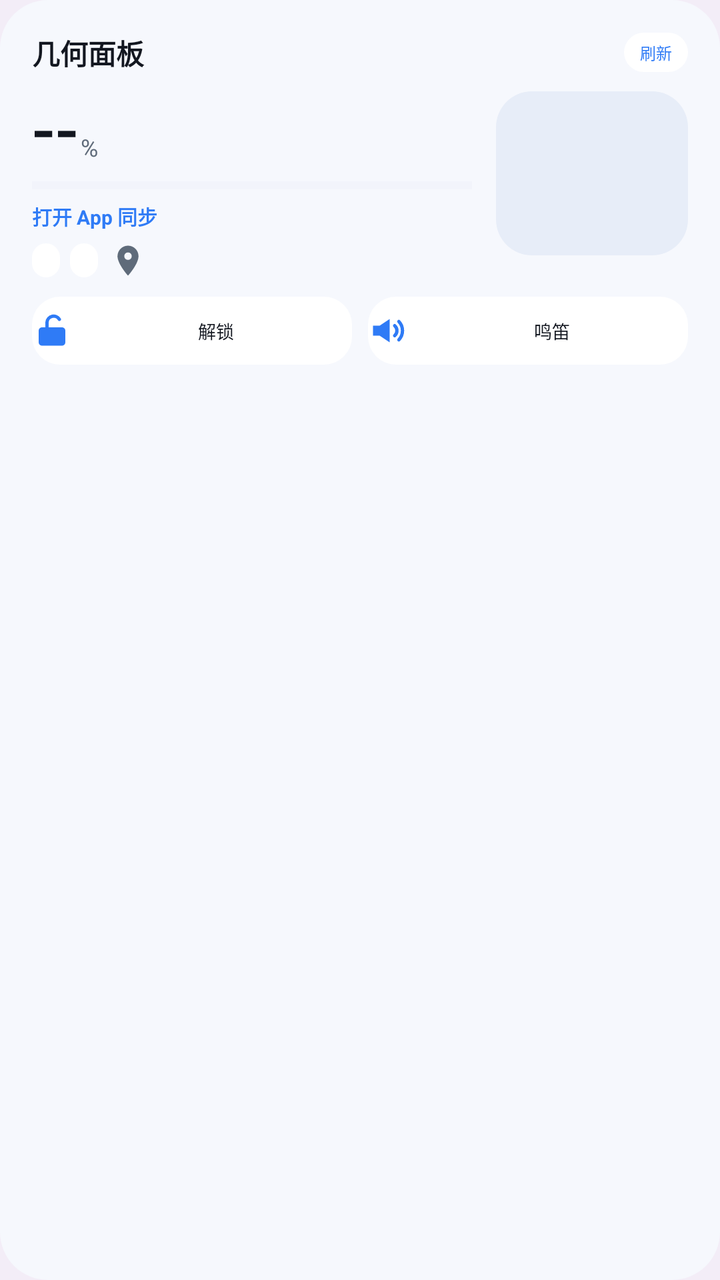
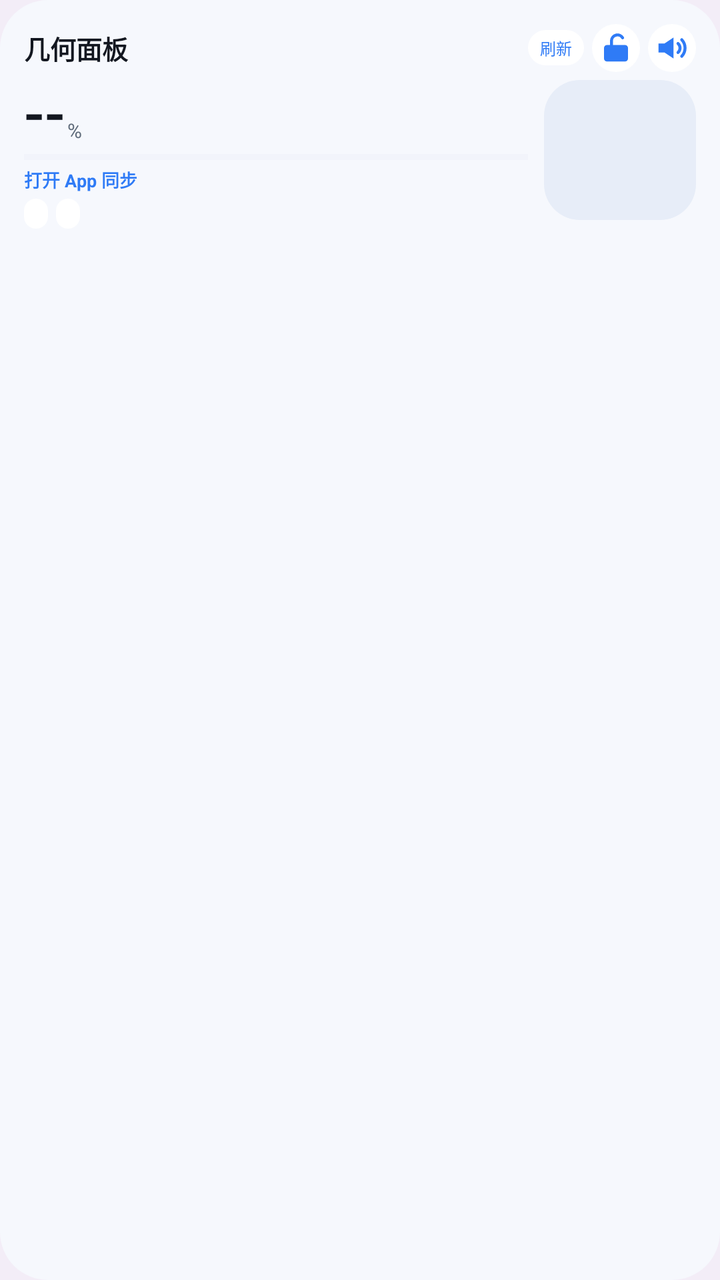

The first picture is an Android layout as it rendered before a commit; the second is the same layout after the commit. The layout source and the unified diff follow.
<!-- AndroidManifest.xml: application theme Theme.ZeehoWebNext -->
<!-- res/layout/widget_4x2.xml -->
<?xml version="1.0" encoding="utf-8"?>
<LinearLayout xmlns:android="http://schemas.android.com/apk/res/android"
    android:id="@+id/w_root"
    android:layout_width="match_parent"
    android:layout_height="match_parent"
    android:orientation="vertical"
    android:padding="16dp"
    android:background="@drawable/widget_card">

    <LinearLayout
        android:layout_width="match_parent"
        android:layout_height="wrap_content"
        android:gravity="center_vertical"
        android:orientation="horizontal">
        <TextView
            android:id="@+id/w_title"
            android:layout_width="0dp"
            android:layout_height="wrap_content"
            android:layout_weight="1"
            android:singleLine="true"
            android:ellipsize="end"
            android:text="@string/widget_title"
            android:textColor="@color/widget_text_primary"
            android:textSize="14sp"
            android:textStyle="bold" />
        <TextView
            android:id="@+id/w_updated"
            android:layout_width="wrap_content"
            android:layout_height="wrap_content"
            android:layout_marginStart="6dp"
            android:singleLine="true"
            android:text=""
            android:textColor="@color/widget_text_secondary"
            android:textSize="8sp" />
        <TextView
            android:id="@+id/w_refresh"
            android:layout_width="wrap_content"
            android:layout_height="wrap_content"
            android:layout_marginStart="6dp"
            android:background="@drawable/widget_btn"
            android:paddingStart="8dp"
            android:paddingEnd="8dp"
            android:paddingTop="4dp"
            android:paddingBottom="4dp"
            android:text="@string/widget_refresh"
            android:textColor="@color/widget_accent"
            android:textSize="8sp" />
    </LinearLayout>

    <LinearLayout
        android:layout_width="match_parent"
        android:layout_height="wrap_content"
        android:layout_marginTop="9dp"
        android:baselineAligned="false"
        android:orientation="horizontal">

        <LinearLayout
            android:layout_width="0dp"
            android:layout_height="wrap_content"
            android:layout_weight="1"
            android:orientation="vertical">

            <LinearLayout
                android:layout_width="match_parent"
                android:layout_height="wrap_content"
                android:baselineAligned="false"
                android:gravity="bottom"
                android:orientation="horizontal">
                <TextView
                    android:id="@+id/w_soc"
                    android:layout_width="wrap_content"
                    android:layout_height="wrap_content"
                    android:fontFamily="sans-serif-medium"
                    android:includeFontPadding="false"
                    android:text="@string/widget_soc_unknown"
                    android:textColor="@color/widget_text_primary"
                    android:textSize="34sp" />
                <TextView
                    android:layout_width="wrap_content"
                    android:layout_height="wrap_content"
                    android:layout_marginStart="1dp"
                    android:layout_marginBottom="4dp"
                    android:text="%"
                    android:textColor="@color/widget_text_secondary"
                    android:textSize="12sp" />
                <TextView
                    android:id="@+id/w_range"
                    android:layout_width="0dp"
                    android:layout_height="wrap_content"
                    android:layout_marginBottom="4dp"
                    android:layout_weight="1"
                    android:gravity="end"
                    android:singleLine="true"
                    android:text=""
                    android:textColor="@color/widget_text_secondary"
                    android:textSize="9sp" />
            </LinearLayout>

            <ProgressBar
                android:id="@+id/w_progress"
                style="?android:attr/progressBarStyleHorizontal"
                android:layout_width="match_parent"
                android:layout_height="4dp"
                android:layout_marginTop="5dp"
                android:progressBackgroundTint="@color/widget_line"
                android:progressTint="@color/widget_accent" />

            <LinearLayout
                android:layout_width="match_parent"
                android:layout_height="wrap_content"
                android:layout_marginTop="6dp"
                android:baselineAligned="false"
                android:gravity="center_vertical"
                android:orientation="horizontal">
                <TextView
                    android:id="@+id/w_charge"
                    android:layout_width="wrap_content"
                    android:layout_height="wrap_content"
                    android:singleLine="true"
                    android:text="@string/widget_no_data"
                    android:textColor="@color/widget_accent"
                    android:textSize="10sp"
                    android:textStyle="bold" />
                <TextView
                    android:id="@+id/w_power"
                    android:layout_width="wrap_content"
                    android:layout_height="wrap_content"
                    android:layout_marginStart="8dp"
                    android:singleLine="true"
                    android:text=""
                    android:textColor="@color/widget_text_primary"
                    android:textSize="10sp"
                    android:textStyle="bold" />
                <TextView
                    android:id="@+id/w_time"
                    android:layout_width="0dp"
                    android:layout_height="wrap_content"
                    android:layout_weight="1"
                    android:gravity="end"
                    android:singleLine="true"
                    android:text=""
                    android:textColor="@color/widget_text_secondary"
                    android:textSize="8sp" />
            </LinearLayout>

            <LinearLayout
                android:layout_width="match_parent"
                android:layout_height="wrap_content"
                android:layout_marginTop="6dp"
                android:gravity="center_vertical"
                android:orientation="horizontal">
                <TextView
                    android:id="@+id/w_lock"
                    android:layout_width="wrap_content"
                    android:layout_height="wrap_content"
                    android:background="@drawable/widget_chip"
                    android:paddingStart="7dp"
                    android:paddingEnd="7dp"
                    android:paddingTop="3dp"
                    android:paddingBottom="3dp"
                    android:singleLine="true"
                    android:text=""
                    android:textColor="@color/widget_text_primary"
                    android:textSize="8sp" />
                <TextView
                    android:id="@+id/w_seat"
                    android:layout_width="wrap_content"
                    android:layout_height="wrap_content"
                    android:layout_marginStart="5dp"
                    android:background="@drawable/widget_chip"
                    android:paddingStart="7dp"
                    android:paddingEnd="7dp"
                    android:paddingTop="3dp"
                    android:paddingBottom="3dp"
                    android:singleLine="true"
                    android:text=""
                    android:textColor="@color/widget_text_primary"
                    android:textSize="8sp" />
<TextView
                    android:id="@+id/w_location"
                    android:layout_width="0dp"
                    android:layout_height="wrap_content"
                    android:layout_marginStart="6dp"
                    android:layout_weight="1"
                    android:drawableStart="@drawable/ic_widget_pin"
                    android:drawablePadding="2dp"
                    android:gravity="end"
                    android:singleLine="true"
                    android:ellipsize="end"
                    android:text=""
                    android:textColor="@color/widget_text_secondary"
                    android:textSize="8sp" />
            </LinearLayout>
        </LinearLayout>

        <FrameLayout
            android:id="@+id/w_car_box"
            android:layout_width="96dp"
            android:layout_height="82dp"
            android:layout_marginStart="12dp"
            android:background="@drawable/widget_stage"
            android:padding="6dp">
            <ImageView
                android:id="@+id/w_car"
                android:layout_width="match_parent"
                android:layout_height="match_parent"
                android:scaleType="fitCenter"
                android:contentDescription="@string/widget_title" />
        </FrameLayout>
    </LinearLayout>

    <LinearLayout
        android:layout_width="match_parent"
        android:layout_height="wrap_content"
        android:layout_marginTop="9dp"
        android:orientation="horizontal">
        <TextView
            android:id="@+id/w_btn_unlock"
            android:layout_width="0dp"
            android:layout_height="34dp"
            android:layout_weight="1"
            android:background="@drawable/widget_btn"
            android:drawableStart="@drawable/ic_widget_unlock"
            android:drawablePadding="4dp"
            android:gravity="center"
            android:text="@string/widget_action_unlock"
            android:textColor="@color/widget_text_primary"
            android:textSize="9sp" />
        <TextView
            android:id="@+id/w_btn_horn"
            android:layout_width="0dp"
            android:layout_height="34dp"
            android:layout_marginStart="8dp"
            android:layout_weight="1"
            android:background="@drawable/widget_btn"
            android:drawableStart="@drawable/ic_widget_horn"
            android:drawablePadding="4dp"
            android:gravity="center"
            android:text="@string/widget_action_horn"
            android:textColor="@color/widget_text_primary"
            android:textSize="9sp" />
    </LinearLayout>
</LinearLayout>
<!-- resources referenced by this layout -->
<resources>
  <color name="widget_accent">#FF2F7BF6</color>
  <color name="widget_line">#FFE2E8F2</color>
  <color name="widget_text_primary">#FF131720</color>
  <color name="widget_text_secondary">#FF5F6B7A</color>
  <!-- drawable ic_widget_horn (drawable) -->
  <?xml version="1.0" encoding="utf-8"?>
  <vector xmlns:android="http://schemas.android.com/apk/res/android"
      android:width="20dp" android:height="20dp"
      android:viewportWidth="24" android:viewportHeight="24">
      <path android:fillColor="@color/widget_icon"
          android:pathData="M3,9h4l6,-4v14l-6,-4H3z" />
      <path android:strokeColor="@color/widget_icon" android:strokeWidth="2"
          android:strokeLineCap="round" android:fillColor="#00000000"
          android:pathData="M16,9a4,4 0 0,1 0,6M18.5,6.5a8,8 0 0,1 0,11" />
  </vector>
  <!-- drawable ic_widget_pin (drawable) -->
  <?xml version="1.0" encoding="utf-8"?>
  <vector xmlns:android="http://schemas.android.com/apk/res/android"
      android:width="18dp" android:height="18dp"
      android:viewportWidth="24" android:viewportHeight="24">
      <path android:fillColor="@color/widget_text_secondary"
          android:pathData="M12,2C8.13,2 5,5.13 5,9c0,5.25 7,13 7,13s7,-7.75 7,-13c0,-3.87 -3.13,-7 -7,-7zM12,11.5c-1.38,0 -2.5,-1.12 -2.5,-2.5s1.12,-2.5 2.5,-2.5 2.5,1.12 2.5,2.5 -1.12,2.5 -2.5,2.5z" />
  </vector>
  <!-- drawable widget_btn (drawable) -->
  <?xml version="1.0" encoding="utf-8"?>
  <shape xmlns:android="http://schemas.android.com/apk/res/android" android:shape="rectangle">
      <solid android:color="@color/widget_action_bg" />
      <corners android:radius="14dp" />
  </shape>
  <!-- drawable widget_card (drawable) -->
  <?xml version="1.0" encoding="utf-8"?>
  <shape xmlns:android="http://schemas.android.com/apk/res/android" android:shape="rectangle">
      <solid android:color="@color/widget_card_bg" />
      <corners android:radius="24dp" />
  </shape>
  <!-- drawable widget_chip (drawable) -->
  <?xml version="1.0" encoding="utf-8"?>
  <shape xmlns:android="http://schemas.android.com/apk/res/android" android:shape="rectangle">
      <solid android:color="@color/widget_chip_bg" />
      <corners android:radius="20dp" />
  </shape>
  <!-- drawable widget_stage (drawable) -->
  <?xml version="1.0" encoding="utf-8"?>
  <shape xmlns:android="http://schemas.android.com/apk/res/android" android:shape="rectangle">
      <solid android:color="@color/widget_stage_bg" />
      <corners android:radius="18dp" />
  </shape>
  <string name="widget_action_horn">鸣笛</string>
  <string name="widget_action_unlock">解锁</string>
  <string name="widget_no_data">打开 App 同步</string>
  <string name="widget_refresh">刷新</string>
  <string name="widget_soc_unknown">--</string>
  <string name="widget_title">几何面板</string>
  <style name="Theme.ZeehoWebNext" parent="android:Theme.Material.Light.NoActionBar">
          <item name="android:windowBackground">@color/page_light</item>
          <item name="android:statusBarColor">@android:color/transparent</item>
          <item name="android:navigationBarColor">@android:color/transparent</item>
          <item name="android:windowLightStatusBar">true</item>
          <item name="android:windowLightNavigationBar">true</item>
          <item name="android:windowDrawsSystemBarBackgrounds">true</item>
          <item name="android:colorAccent">@color/brand_purple</item>
      </style>
  <color name="widget_icon">#FF2F7BF6</color>
  <color name="widget_action_bg">#FFFFFFFF</color>
  <color name="widget_card_bg">#FFF6F8FD</color>
  <color name="widget_chip_bg">#FFFFFFFF</color>
  <color name="widget_stage_bg">#FFE7EDF8</color>
  <color name="page_light">#FFF3EDF7</color>
  <color name="brand_purple">#FF7457B8</color>
  <!-- unchanged entries left out for length: 1 -->
</resources>

<!-- the commit's change to res/layout/widget_4x2.xml (unified diff, before → after) -->
@@ -4,7 +4,7 @@
     android:layout_width="match_parent"
     android:layout_height="match_parent"
     android:orientation="vertical"
-    android:padding="16dp"
+    android:padding="12dp"
     android:background="@drawable/widget_card">
 
     <LinearLayout
@@ -21,13 +21,13 @@
             android:ellipsize="end"
             android:text="@string/widget_title"
             android:textColor="@color/widget_text_primary"
-            android:textSize="14sp"
+            android:textSize="13sp"
             android:textStyle="bold" />
         <TextView
             android:id="@+id/w_updated"
             android:layout_width="wrap_content"
             android:layout_height="wrap_content"
-            android:layout_marginStart="6dp"
+            android:layout_marginStart="4dp"
             android:singleLine="true"
             android:text=""
             android:textColor="@color/widget_text_secondary"
@@ -36,21 +36,41 @@
             android:id="@+id/w_refresh"
             android:layout_width="wrap_content"
             android:layout_height="wrap_content"
-            android:layout_marginStart="6dp"
+            android:layout_marginStart="4dp"
             android:background="@drawable/widget_btn"
-            android:paddingStart="8dp"
-            android:paddingEnd="8dp"
-            android:paddingTop="4dp"
-            android:paddingBottom="4dp"
+            android:paddingStart="6dp"
+            android:paddingEnd="6dp"
+            android:paddingTop="3dp"
+            android:paddingBottom="3dp"
             android:text="@string/widget_refresh"
             android:textColor="@color/widget_accent"
             android:textSize="8sp" />
+        <ImageButton
+            android:id="@+id/w_btn_unlock"
+            android:layout_width="24dp"
+            android:layout_height="24dp"
+            android:layout_marginStart="4dp"
+            android:background="@drawable/widget_btn"
+            android:contentDescription="@string/widget_action_unlock"
+            android:padding="3dp"
+            android:scaleType="fitCenter"
+            android:src="@drawable/ic_widget_unlock" />
+        <ImageButton
+            android:id="@+id/w_btn_horn"
+            android:layout_width="24dp"
+            android:layout_height="24dp"
+            android:layout_marginStart="4dp"
+            android:background="@drawable/widget_btn"
+            android:contentDescription="@string/widget_action_horn"
+            android:padding="3dp"
+            android:scaleType="fitCenter"
+            android:src="@drawable/ic_widget_horn" />
     </LinearLayout>
 
     <LinearLayout
         android:layout_width="match_parent"
         android:layout_height="wrap_content"
-        android:layout_marginTop="9dp"
+        android:layout_marginTop="4dp"
         android:baselineAligned="false"
         android:orientation="horizontal">
 
@@ -74,41 +94,42 @@
                     android:includeFontPadding="false"
                     android:text="@string/widget_soc_unknown"
                     android:textColor="@color/widget_text_primary"
-                    android:textSize="34sp" />
+                    android:textSize="30sp" />
                 <TextView
                     android:layout_width="wrap_content"
                     android:layout_height="wrap_content"
                     android:layout_marginStart="1dp"
-                    android:layout_marginBottom="4dp"
+                    android:layout_marginBottom="3dp"
                     android:text="%"
                     android:textColor="@color/widget_text_secondary"
-                    android:textSize="12sp" />
-                <TextView
-                    android:id="@+id/w_range"
+                    android:textSize="10sp" />
+                <TextView
+                    android:id="@+id/w_voltage"
                     android:layout_width="0dp"
                     android:layout_height="wrap_content"
-                    android:layout_marginBottom="4dp"
+                    android:layout_marginBottom="3dp"
                     android:layout_weight="1"
                     android:gravity="end"
                     android:singleLine="true"
+                    android:ellipsize="end"
                     android:text=""
                     android:textColor="@color/widget_text_secondary"
-                    android:textSize="9sp" />
+                    android:textSize="8sp" />
             </LinearLayout>
 
             <ProgressBar
                 android:id="@+id/w_progress"
                 style="?android:attr/progressBarStyleHorizontal"
                 android:layout_width="match_parent"
-                android:layout_height="4dp"
-                android:layout_marginTop="5dp"
+                android:layout_height="3dp"
+                android:layout_marginTop="2dp"
                 android:progressBackgroundTint="@color/widget_line"
                 android:progressTint="@color/widget_accent" />
 
             <LinearLayout
                 android:layout_width="match_parent"
                 android:layout_height="wrap_content"
-                android:layout_marginTop="6dp"
+                android:layout_marginTop="3dp"
                 android:baselineAligned="false"
                 android:gravity="center_vertical"
                 android:orientation="horizontal">
@@ -119,17 +140,17 @@
                     android:singleLine="true"
                     android:text="@string/widget_no_data"
                     android:textColor="@color/widget_accent"
-                    android:textSize="10sp"
+                    android:textSize="9sp"
                     android:textStyle="bold" />
                 <TextView
                     android:id="@+id/w_power"
                     android:layout_width="wrap_content"
                     android:layout_height="wrap_content"
-                    android:layout_marginStart="8dp"
-                    android:singleLine="true"
-                    android:text=""
-                    android:textColor="@color/widget_text_primary"
-                    android:textSize="10sp"
+                    android:layout_marginStart="6dp"
+                    android:singleLine="true"
+                    android:text=""
+                    android:textColor="@color/widget_text_primary"
+                    android:textSize="9sp"
                     android:textStyle="bold" />
                 <TextView
                     android:id="@+id/w_time"
@@ -138,6 +159,7 @@
                     android:layout_weight="1"
                     android:gravity="end"
                     android:singleLine="true"
+                    android:ellipsize="end"
                     android:text=""
                     android:textColor="@color/widget_text_secondary"
                     android:textSize="8sp" />
@@ -146,7 +168,7 @@
             <LinearLayout
                 android:layout_width="match_parent"
                 android:layout_height="wrap_content"
-                android:layout_marginTop="6dp"
+                android:layout_marginTop="3dp"
                 android:gravity="center_vertical"
                 android:orientation="horizontal">
                 <TextView
@@ -154,10 +176,10 @@
                     android:layout_width="wrap_content"
                     android:layout_height="wrap_content"
                     android:background="@drawable/widget_chip"
-                    android:paddingStart="7dp"
-                    android:paddingEnd="7dp"
-                    android:paddingTop="3dp"
-                    android:paddingBottom="3dp"
+                    android:paddingStart="6dp"
+                    android:paddingEnd="6dp"
+                    android:paddingTop="2dp"
+                    android:paddingBottom="2dp"
                     android:singleLine="true"
                     android:text=""
                     android:textColor="@color/widget_text_primary"
@@ -166,40 +188,26 @@
                     android:id="@+id/w_seat"
                     android:layout_width="wrap_content"
                     android:layout_height="wrap_content"
-                    android:layout_marginStart="5dp"
+                    android:layout_marginStart="4dp"
                     android:background="@drawable/widget_chip"
-                    android:paddingStart="7dp"
-                    android:paddingEnd="7dp"
-                    android:paddingTop="3dp"
-                    android:paddingBottom="3dp"
-                    android:singleLine="true"
-                    android:text=""
-                    android:textColor="@color/widget_text_primary"
-                    android:textSize="8sp" />
-<TextView
-                    android:id="@+id/w_location"
-                    android:layout_width="0dp"
-                    android:layout_height="wrap_content"
-                    android:layout_marginStart="6dp"
-                    android:layout_weight="1"
-                    android:drawableStart="@drawable/ic_widget_pin"
-                    android:drawablePadding="2dp"
-                    android:gravity="end"
-                    android:singleLine="true"
-                    android:ellipsize="end"
-                    android:text=""
-                    android:textColor="@color/widget_text_secondary"
-                    android:textSize="8sp" />
-            </LinearLayout>
+                    android:paddingStart="6dp"
+                    android:paddingEnd="6dp"
+                    android:paddingTop="2dp"
+                    android:paddingBottom="2dp"
+                    android:singleLine="true"
+                    android:text=""
+                    android:textColor="@color/widget_text_primary"
+                    android:textSize="8sp" />
+</LinearLayout>
         </LinearLayout>
 
         <FrameLayout
             android:id="@+id/w_car_box"
-            android:layout_width="96dp"
-            android:layout_height="82dp"
-            android:layout_marginStart="12dp"
+            android:layout_width="76dp"
+            android:layout_height="70dp"
+            android:layout_marginStart="8dp"
             android:background="@drawable/widget_stage"
-            android:padding="6dp">
+            android:padding="4dp">
             <ImageView
                 android:id="@+id/w_car"
                 android:layout_width="match_parent"
@@ -208,36 +216,4 @@
                 android:contentDescription="@string/widget_title" />
         </FrameLayout>
     </LinearLayout>
-
-    <LinearLayout
-        android:layout_width="match_parent"
-        android:layout_height="wrap_content"
-        android:layout_marginTop="9dp"
-        android:orientation="horizontal">
-        <TextView
-            android:id="@+id/w_btn_unlock"
-            android:layout_width="0dp"
-            android:layout_height="34dp"
-            android:layout_weight="1"
-            android:background="@drawable/widget_btn"
-            android:drawableStart="@drawable/ic_widget_unlock"
-            android:drawablePadding="4dp"
-            android:gravity="center"
-            android:text="@string/widget_action_unlock"
-            android:textColor="@color/widget_text_primary"
-            android:textSize="9sp" />
-        <TextView
-            android:id="@+id/w_btn_horn"
-            android:layout_width="0dp"
-            android:layout_height="34dp"
-            android:layout_marginStart="8dp"
-            android:layout_weight="1"
-            android:background="@drawable/widget_btn"
-            android:drawableStart="@drawable/ic_widget_horn"
-            android:drawablePadding="4dp"
-            android:gravity="center"
-            android:text="@string/widget_action_horn"
-            android:textColor="@color/widget_text_primary"
-            android:textSize="9sp" />
-    </LinearLayout>
 </LinearLayout>
<!-- resource entries referenced after the edit -->
@@ -14,14 +14,6 @@
       <path android:strokeColor="@color/widget_icon" android:strokeWidth="2"
           android:strokeLineCap="round" android:fillColor="#00000000"
           android:pathData="M16,9a4,4 0 0,1 0,6M18.5,6.5a8,8 0 0,1 0,11" />
-  </vector>
-  <!-- drawable ic_widget_pin (drawable) -->
-  <?xml version="1.0" encoding="utf-8"?>
-  <vector xmlns:android="http://schemas.android.com/apk/res/android"
-      android:width="18dp" android:height="18dp"
-      android:viewportWidth="24" android:viewportHeight="24">
-      <path android:fillColor="@color/widget_text_secondary"
-          android:pathData="M12,2C8.13,2 5,5.13 5,9c0,5.25 7,13 7,13s7,-7.75 7,-13c0,-3.87 -3.13,-7 -7,-7zM12,11.5c-1.38,0 -2.5,-1.12 -2.5,-2.5s1.12,-2.5 2.5,-2.5 2.5,1.12 2.5,2.5 -1.12,2.5 -2.5,2.5z" />
   </vector>
   <!-- drawable widget_btn (drawable) -->
   <?xml version="1.0" encoding="utf-8"?>
